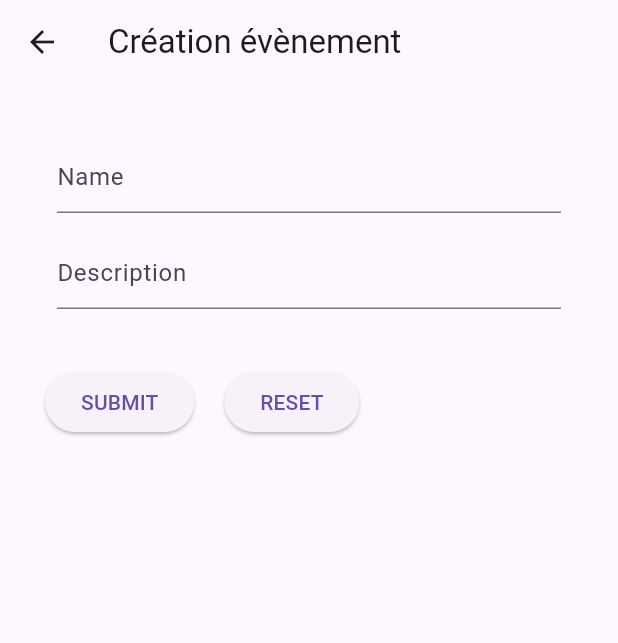
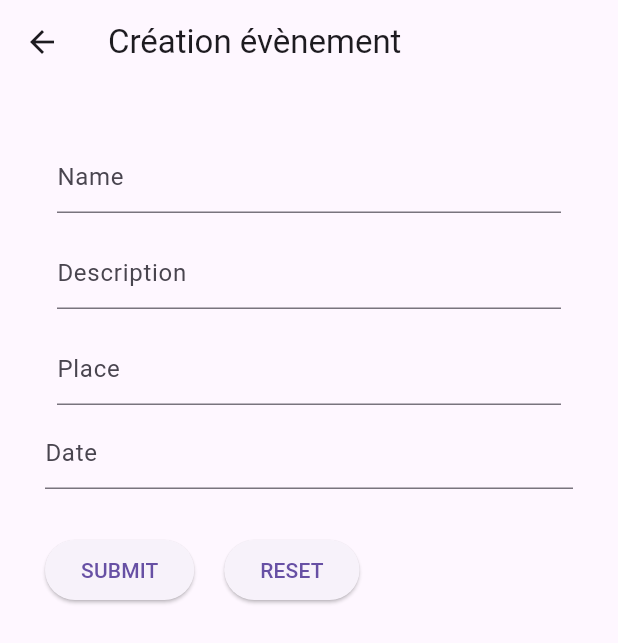
Before and after one commit to Ricardogn224/FlashEvent, a Flutter app: the BlocFormEventScreen screen opened by its route, on a phone screen of 412 x 824 dp. Shown: the top 643 px of the screen. Run offline on Flutter 3.47's test engine with Material 3 defaults, Android fonts, the phone set to English and light mode, and no system bars; our stand-ins replace bloc, equatable, flutter_bloc, jwt_decoder, shared_preferences; missing offline and left inert: jwt_decode; accounts and stored records are empty.

Commit message:
add event form

```diff
--- a/client/lib/core/models/event.dart
+++ b/client/lib/core/models/event.dart
@@ -2,18 +2,24 @@ class Event {
   final int id;
   final String name;
   final String description;
+  final String place;
+  final String date;
 
   Event({
     required this.id,
     required this.name,
     required this.description,
+    required this.place,
+    required this.date,
   });
 
   factory Event.fromJson(Map<String, dynamic> json) {
     return Event(
-      id: json['id'],
-      name: json['name'],
-      description: json['description'],
+      id: json['id'] ?? 0,
+      name: json['name'] ?? '',
+      description: json['description'] ?? '',
+      place: json['place'] ?? '',
+      date: json['date'] ?? '',
     );
   }
 }
--- a/client/lib/core/services/api_services.dart
+++ b/client/lib/core/services/api_services.dart
@@ -35,7 +35,7 @@ class ApiServices {
       await Future.delayed(const Duration(seconds: 1));
 
       if (response.statusCode < 200 || response.statusCode >= 400) {
-        throw Error();
+        throw ApiException(message: 'Error while requesting events', statusCode: response.statusCode);
       }
 
       final data = json.decode(response.body);
@@ -43,8 +43,9 @@ class ApiServices {
         return Event.fromJson(e);
       }).toList() ?? [];
     } catch (error) {
-      log('Error occurred while retrieving users.', error: error);
+      log('Error occurred while retrieving events.', error: error);
       rethrow;
     }
   }
+
 }
--- a/client/lib/core/services/event_services.dart
+++ b/client/lib/core/services/event_services.dart
@@ -8,7 +8,6 @@ import 'package:flutter_flash_event/core/exceptions/api_exception.dart';
 
 class EventServices {
   static Future<http.Response> addEvent(Event event) async {
-
     SharedPreferences prefs = await SharedPreferences.getInstance();
     String? token = prefs.getString('token');
     String? email = prefs.getString('email');
@@ -21,11 +20,13 @@ class EventServices {
       Uri.parse('http://10.0.2.2:8080/event'),
       headers: <String, String>{
         'Content-Type': 'application/json; charset=UTF-8',
-        'Authorization': 'Bearer $token', // Include token in headers
+        'Authorization': 'Bearer $token', // Inclure le token dans les en-têtes
       },
       body: jsonEncode(<String, String>{
         'name': event.name,
         'description': event.description,
+        'place': event.place,
+        'date': event.date,
         'email': email ?? '',
       }),
     );
@@ -47,7 +48,7 @@ class EventServices {
       final response = await http.get(Uri.parse('http://10.0.2.2:8080/event/$id'),
         headers: <String, String>{
           'Content-Type': 'application/json; charset=UTF-8',
-          'Authorization': 'Bearer $token', // Include token in headers
+          'Authorization': 'Bearer $token', // Inclure le token dans les en-têtes
         },);
       if (response.statusCode < 200 || response.statusCode >= 400) {
         throw ApiException(message: 'Error while requesting event with id $id', statusCode: response.statusCode);
@@ -59,5 +60,4 @@ class EventServices {
       throw ApiException(message: 'Unknown error while requesting product with id $id');
     }
   }
-
 }
--- a/client/lib/formEventParty/form_event_party_bloc.dart
+++ b/client/lib/formEventParty/form_event_party_bloc.dart
@@ -18,6 +18,8 @@ class FormEventPartyBloc extends Bloc<FormEventPartyEvent, FormEventPartyState>
     on<InitEvent>(_initState);
     on<NameChanged>(_onNameChanged);
     on<DescriptionChanged>(_onDescriptionChanged);
+    on<PlaceChanged>(_onPlaceChanged);
+    on<DateChanged>(_onDateChanged);
     on<FormSubmitEvent>(_onFormSubmitted);
     on<FormResetEvent>(_onFormReset);
   }
@@ -28,8 +30,7 @@ class FormEventPartyBloc extends Bloc<FormEventPartyEvent, FormEventPartyState>
     emit(state.copyWith(formKey: formKey));
   }
 
-  Future<void> _onNameChanged(
-      NameChanged event, Emitter<FormEventPartyState> emit) async {
+  Future<void> _onNameChanged(NameChanged event, Emitter<FormEventPartyState> emit) async {
     emit(
       state.copyWith(
         name: BlocFormItem(
@@ -41,8 +42,7 @@ class FormEventPartyBloc extends Bloc<FormEventPartyEvent, FormEventPartyState>
     );
   }
 
-  Future<void> _onDescriptionChanged(
-      DescriptionChanged event, Emitter<FormEventPartyState> emit) async {
+  Future<void> _onDescriptionChanged(DescriptionChanged event, Emitter<FormEventPartyState> emit) async {
     emit(
       state.copyWith(
         description: BlocFormItem(
@@ -54,10 +54,31 @@ class FormEventPartyBloc extends Bloc<FormEventPartyEvent, FormEventPartyState>
     );
   }
 
-  Future<void> _onFormReset(
-      FormResetEvent event,
-      Emitter<FormEventPartyState> emit,
-      ) async {
+  Future<void> _onPlaceChanged(PlaceChanged event, Emitter<FormEventPartyState> emit) async {
+    emit(
+      state.copyWith(
+        place: BlocFormItem(
+          value: event.place.value,
+          error: event.place.value.isValidName ? null : 'Enter place',
+        ),
+        formKey: formKey,
+      ),
+    );
+  }
+
+  Future<void> _onDateChanged(DateChanged event, Emitter<FormEventPartyState> emit) async {
+    emit(
+      state.copyWith(
+        date: BlocFormItem(
+          value: event.date.value,
+          error: event.date.value.isValidName ? null : 'Enter date',
+        ),
+        formKey: formKey,
+      ),
+    );
+  }
+
+  Future<void> _onFormReset(FormResetEvent event, Emitter<FormEventPartyState> emit) async {
     state.formKey?.currentState?.reset();
   }
 
@@ -67,6 +88,8 @@ class FormEventPartyBloc extends Bloc<FormEventPartyEvent, FormEventPartyState>
         id: 0,
         name: state.name.value,
         description: state.description.value,
+        place: state.place.value,
+        date: state.date.value,
       );
 
       try {
--- a/client/lib/formEventParty/form_event_party_event.dart
+++ b/client/lib/formEventParty/form_event_party_event.dart
@@ -38,3 +38,17 @@ class DescriptionChanged extends FormEventPartyEvent {
   @override
   List<Object> get props => [description];
 }
+
+class PlaceChanged extends FormEventPartyEvent {
+  const PlaceChanged({required this.place});
+  final BlocFormItem place;
+  @override
+  List<Object> get props => [place];
+}
+
+class DateChanged extends FormEventPartyEvent {
+  const DateChanged({required this.date});
+  final BlocFormItem date;
+  @override
+  List<Object> get props => [date];
+}
--- a/client/lib/formEventParty/form_event_party_screen.dart
+++ b/client/lib/formEventParty/form_event_party_screen.dart
@@ -19,6 +19,22 @@ class BlocFormEventScreen extends StatelessWidget {
         ),
         body: BlocBuilder<FormEventPartyBloc, FormEventPartyState>(
           builder: (context, state) {
+            TextEditingController dateController = TextEditingController(text: state.date.value);
+
+            Future<void> _selectDate(BuildContext context) async {
+              final DateTime? picked = await showDatePicker(
+                context: context,
+                initialDate: DateTime.now(),
+                firstDate: DateTime(2000),
+                lastDate: DateTime(2101),
+              );
+              if (picked != null && picked != DateTime.now()) {
+                String formattedDate = "${picked.day}/${picked.month}/${picked.year}";
+                BlocProvider.of<FormEventPartyBloc>(context).add(DateChanged(date: BlocFormItem(value: formattedDate)));
+                dateController.text = formattedDate;
+              }
+            }
+
             return Container(
               padding: const EdgeInsets.all(30),
               child: Form(
@@ -49,6 +65,28 @@ class BlocFormEventScreen extends StatelessWidget {
                       validator: (val) {
                         return state.description.error;
                       },
+                    ),
+                    CustomFormField(
+                      hintText: 'Place',
+                      onChange: (val) {
+                        BlocProvider.of<FormEventPartyBloc>(context)
+                            .add(PlaceChanged(place: BlocFormItem(value: val!)));
+                      },
+                      validator: (val) {
+                        return state.place.error;
+                      },
+                    ),
+                    GestureDetector(
+                      onTap: () => _selectDate(context),
+                      child: AbsorbPointer(
+                        child: TextFormField(
+                          controller: dateController,
+                          decoration: const InputDecoration(hintText: 'Date'),
+                          validator: (val) {
+                            return state.date.error;
+                          },
+                        ),
+                      ),
                     ),
                     const SizedBox(height: 30),
                     Row(
--- a/client/lib/formEventParty/form_event_party_state.dart
+++ b/client/lib/formEventParty/form_event_party_state.dart
@@ -4,27 +4,33 @@ class FormEventPartyState extends Equatable {
   const FormEventPartyState({
     this.name = const BlocFormItem(error: 'Enter name'),
     this.description = const BlocFormItem(error: 'Enter description'),
+    this.place = const BlocFormItem(error: 'Enter place'),
+    this.date = const BlocFormItem(error: 'Enter date'),
     this.formKey,
   });
 
+  final BlocFormItem name;
   final BlocFormItem description;
-  final BlocFormItem name;
+  final BlocFormItem place;
+  final BlocFormItem date;
   final GlobalKey<FormState>? formKey;
 
   FormEventPartyState copyWith({
     BlocFormItem? name,
     BlocFormItem? description,
+    BlocFormItem? place,
+    BlocFormItem? date,
     GlobalKey<FormState>? formKey,
   }) {
     return FormEventPartyState(
+      name: name ?? this.name,
       description: description ?? this.description,
-      name: name ?? this.name,
+      place: place ?? this.place,
+      date: date ?? this.date,
       formKey: formKey,
     );
   }
 
   @override
-  List<Object> get props => [name, description];
+  List<Object> get props => [name, description, place, date];
 }
-
-enum FormStatus { none, inProgress, valid, invalid }
```
Also changed, not shown: client/pubspec.lock, 4 other files.
